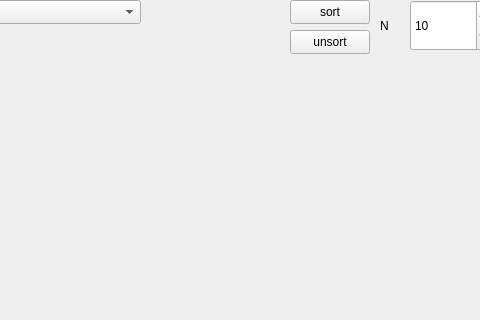
Old version of the form sortplot.ui in the repository leorr/sortplot; both pictures show x 219 to 699 and y 0 to 320 of the 1001 by 510 pixel window.
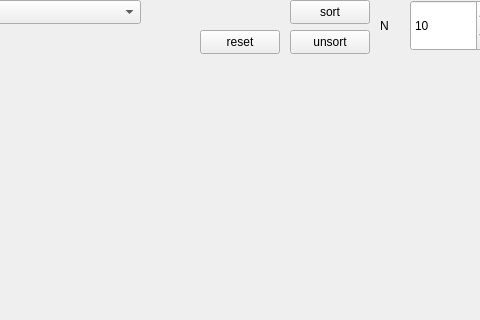
New version of the form. Custom widgets are drawn as their Qt base class.

The edit to the form file:
```diff
--- a/sortplot.ui
+++ b/sortplot.ui
@@ -126,7 +126,22 @@
      <property name="text">
       <string>unsort</string>
      </property>
+	</widget>
+
+	<widget class="QPushButton" name="resetButton">
+     <property name="geometry">
+      <rect>
+       <x>420</x>
+       <y>30</y>
+       <width>80</width>
+       <height>24</height>
+      </rect>
+     </property>
+     <property name="text">
+      <string>reset</string>
+     </property>
     </widget>
+
     <widget class="QComboBox" name="sorting">
      <property name="geometry">
       <rect>
```
Left out of the diff: 8 changed lines with no effect on the pictures.
